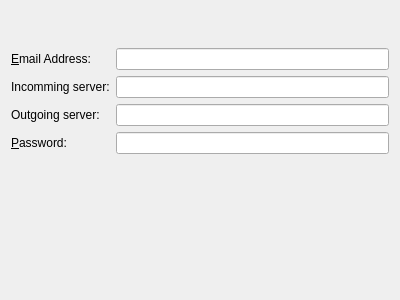
KDE/kdepim-runtime, file akonadi/resources/imap/wizard/imapwizard.ui: the form before one commit.
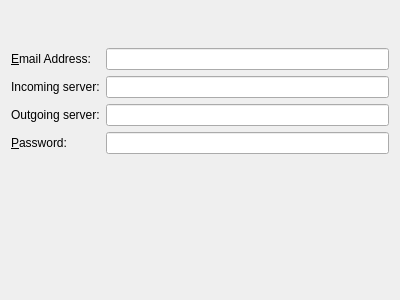
The form after the commit. Custom widgets are drawn as their Qt base class.

The edit to the form file:
```diff
--- a/akonadi/resources/imap/wizard/imapwizard.ui
+++ b/akonadi/resources/imap/wizard/imapwizard.ui
@@ -41,7 +41,7 @@
        <item>
         <widget class="QLabel" name="label_2">
          <property name="text">
-          <string>Incomming server:</string>
+          <string>Incoming server:</string>
          </property>
          <property name="buddy">
           <cstring>incommingAddress</cstring>
```
